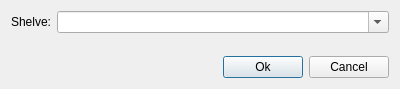
Above: src/tag.ui from chrmorais/aranduka before the change. Below: the same form after it.
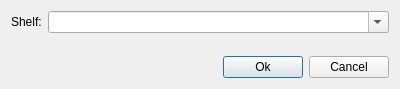
That is the form after the change.

Commit message: - Fixing names on add shelf dialog

Patch:
```diff
--- a/src/tag.ui
+++ b/src/tag.ui
@@ -22,7 +22,7 @@
      <item row="0" column="0">
       <widget class="QLabel" name="label">
        <property name="text">
-        <string>Shelve:</string>
+        <string>Shelf:</string>
        </property>
       </widget>
      </item>
```
Left out of the diff: 2 changed lines with no effect on the pictures.
